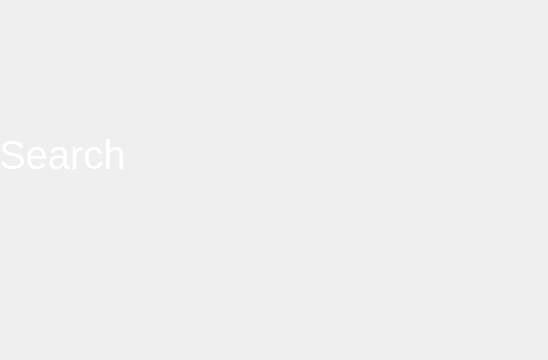
Qt form src/views/Search.ui (komodo6/AVERT) before a commit.
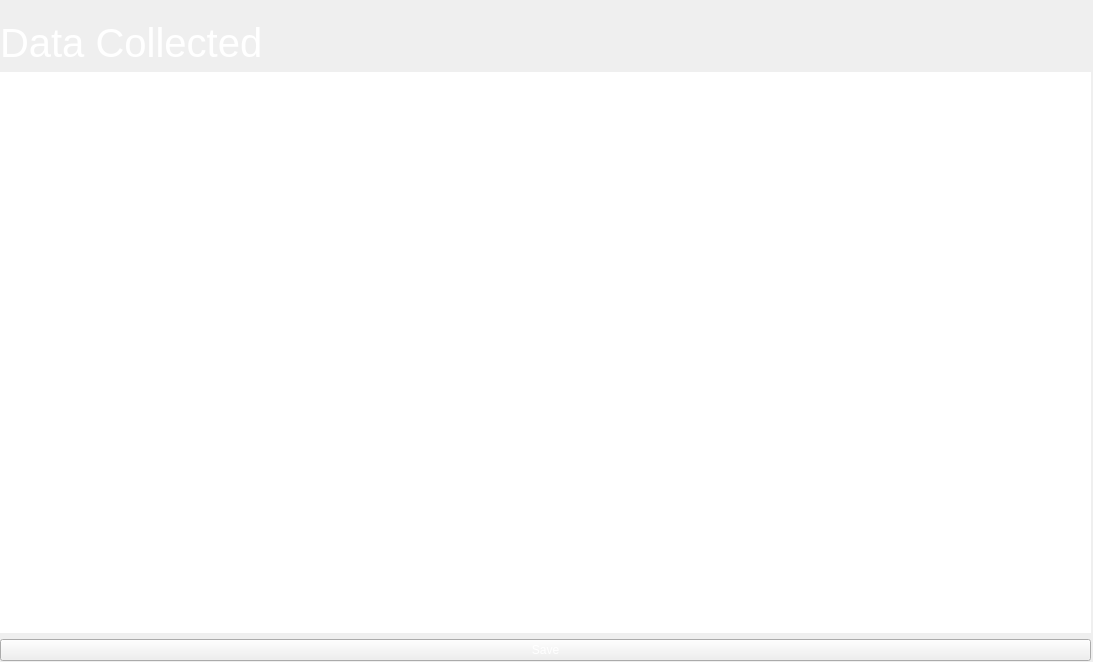
The same form after that commit.

Commit message: AnnotateData.ui : updated to main look ExportData.ui : updated to main look Search.ui : updated to main look

Diff of the .ui file:
```diff
--- a/src/views/Search.ui
+++ b/src/views/Search.ui
@@ -6,8 +6,8 @@
    <rect>
     <x>0</x>
     <y>0</y>
-    <width>548</width>
-    <height>360</height>
+    <width>1093</width>
+    <height>662</height>
    </rect>
   </property>
   <property name="windowTitle">
@@ -16,13 +16,25 @@
   <widget class="QWidget" name="verticalLayoutWidget">
    <property name="geometry">
     <rect>
-     <x>-1</x>
-     <y>9</y>
-     <width>401</width>
-     <height>291</height>
+     <x>0</x>
+     <y>20</y>
+     <width>1091</width>
+     <height>641</height>
     </rect>
    </property>
-   <layout class="QVBoxLayout" name="verticalLayout_2">
+   <layout class="QGridLayout" name="gridLayout_2">
+    <item row="4" column="1">
+     <widget class="QPushButton" name="pushButton">
+      <property name="styleSheet">
+       <string notr="true">color: white;l</string>
+      </property>
+      <property name="text">
+       <string>Save</string>
+      </property>
+     </widget>
+    </item>
+    <item row="1" column="1">
+     <layout class="QHBoxLayout" name="horizontalLayout_2">
     <item>
      <widget class="QLabel" name="label">
       <property name="font">
@@ -34,7 +46,24 @@
        <string notr="true">color: white;</string>
       </property>
       <property name="text">
-       <string>Search</string>
+         <string>Data Collected</string>
+        </property>
+       </widget>
+      </item>
+     </layout>
+    </item>
+    <item row="3" column="1">
+     <widget class="QTextEdit" name="Text_Edit">
+      <property name="styleSheet">
+       <string notr="true">border: 1px solid white;
+color: white;</string>
+      </property>
+      <property name="html">
+       <string>&lt;!DOCTYPE HTML PUBLIC &quot;-//W3C//DTD HTML 4.0//EN&quot; &quot;http://www.w3.org/TR/REC-html40/strict.dtd&quot;&gt;
+&lt;html&gt;&lt;head&gt;&lt;meta name=&quot;qrichtext&quot; content=&quot;1&quot; /&gt;&lt;style type=&quot;text/css&quot;&gt;
+p, li { white-space: pre-wrap; }
+&lt;/style&gt;&lt;/head&gt;&lt;body style=&quot; font-family:'Cantarell'; font-size:11pt; font-weight:400; font-style:normal;&quot;&gt;
+&lt;p style=&quot; margin-top:0px; margin-bottom:0px; margin-left:0px; margin-right:0px; -qt-block-indent:0; text-indent:0px;&quot;&gt;&lt;span style=&quot; font-size:48pt;&quot;&gt;Graph Goes Here&lt;/span&gt;&lt;/p&gt;&lt;/body&gt;&lt;/html&gt;</string>
       </property>
      </widget>
     </item>
```
Left out of the diff: 2 changed lines with no effect on the pictures. Lines whose indentation alone changed are shown as unchanged. The commit also changes 2 other files.
